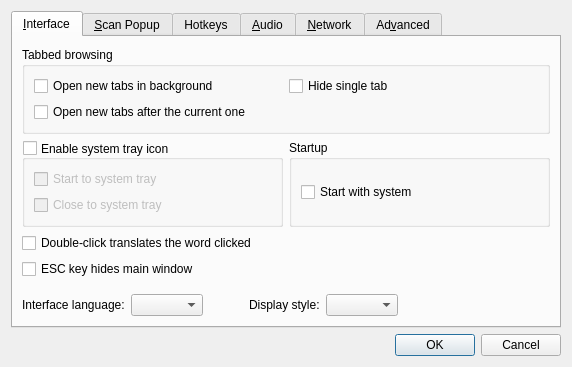
goldendict/goldendict, file preferences.ui: the form before one commit.
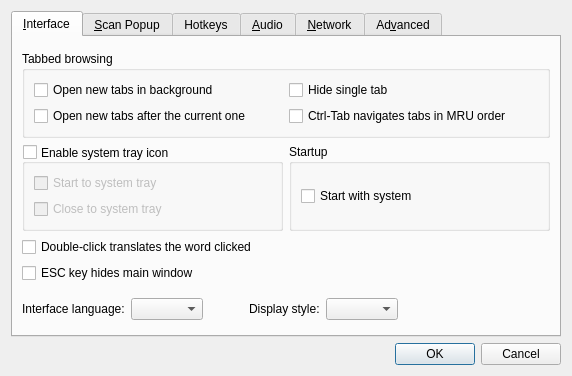
The form after the commit. Icons and pictures are not drawn. Custom widgets are drawn as their Qt base class.

Patch:
```diff
--- a/preferences.ui
+++ b/preferences.ui
@@ -7,7 +7,7 @@
     <x>0</x>
     <y>0</y>
     <width>572</width>
-    <height>357</height>
+    <height>376</height>
    </rect>
   </property>
   <property name="windowTitle">
@@ -94,6 +94,13 @@
             </property>
            </widget>
           </item>
+          <item row="1" column="1">
+           <widget class="QCheckBox" name="mruTabOrder">
+            <property name="text">
+             <string>Ctrl-Tab navigates tabs in MRU order</string>
+            </property>
+           </widget>
+          </item>
          </layout>
         </widget>
        </item>
```
